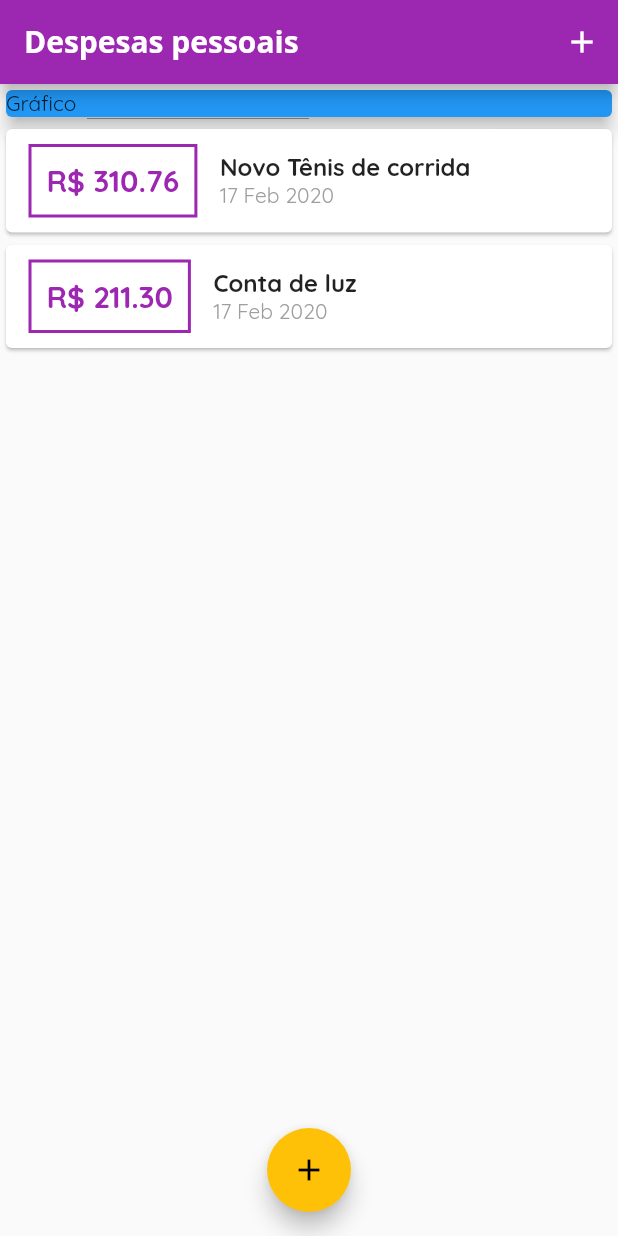
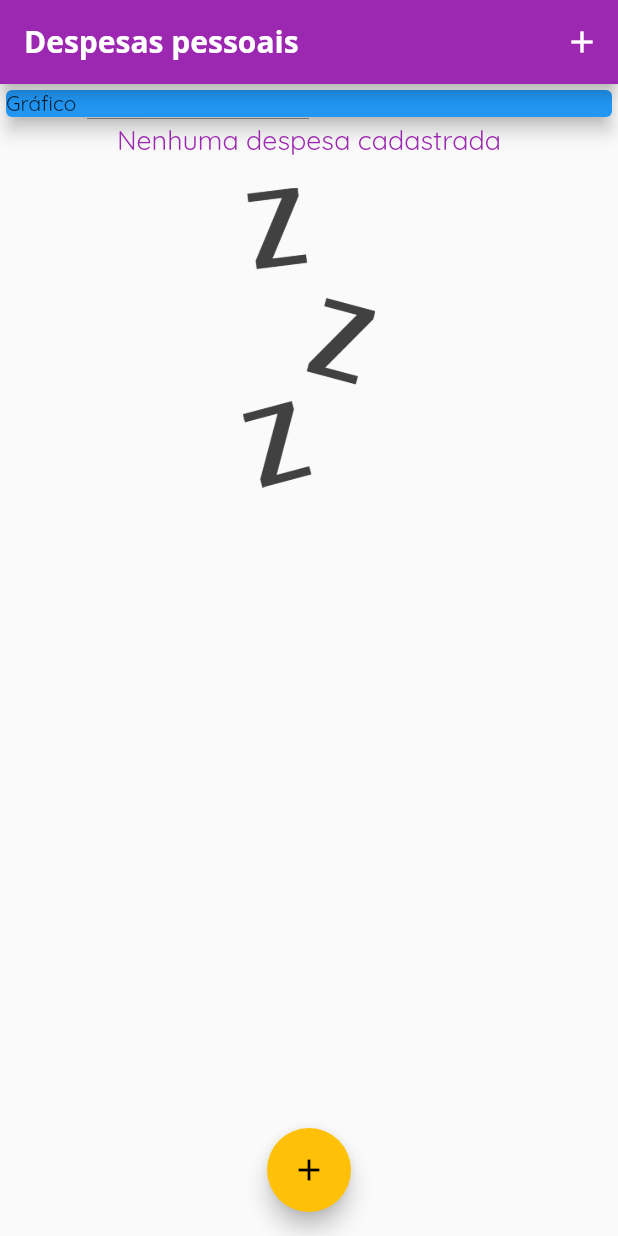
Before and after one commit to ranielison/expenses-manager-flutter, a Flutter app: the screen it shows after launch, on a phone screen of 412 x 824 dp. Run offline on Flutter 3.47's test engine with Material 2 defaults, Android fonts, the phone set to English and light mode, and no system bars.

```diff
--- a/lib/components/transaction_list.dart
+++ b/lib/components/transaction_list.dart
@@ -11,16 +11,38 @@ class TransactionList extends StatelessWidget {
   Widget build(BuildContext context) {
     return Container(
       height: 300,
-      child: ListView.builder(
+      child: transactions.isEmpty
+          ? Column(
+              children: <Widget>[
+                Text(
+                  'Nenhuma despesa cadastrada',
+                  style: TextStyle(
+                    color: Theme.of(context).primaryColor,
+                    fontSize: 18,
+                  ),
+                ),
+                SizedBox(
+                  height: 20,
+                ),
+                Container(
+                  height: 200,
+                  child: Image.asset(
+                    'assets/images/waiting.png',
+                    fit: BoxFit.cover,
+                  ),
+                )
+              ],
+            )
+          : ListView.builder(
               itemCount: transactions.length,
               itemBuilder: (context, index) {
                 final tr = transactions[index];
-
                 return Card(
                   child: Row(
                     children: <Widget>[
                       Container(
-                  margin: EdgeInsets.symmetric(horizontal: 15, vertical: 10),
+                        margin:
+                            EdgeInsets.symmetric(horizontal: 15, vertical: 10),
                         decoration: BoxDecoration(
                             border: Border.all(
                           color: Theme.of(context).primaryColor,
--- a/lib/main.dart
+++ b/lib/main.dart
@@ -34,8 +34,8 @@ class MyHomePage extends StatefulWidget {
 }
 
 class _MyHomePageState extends State<MyHomePage> {
-  final _transactions = [
-    Transaction(
+  final List<Transaction> _transactions = [
+    /*Transaction(
       id: 't1',
       title: 'Novo Tênis de corrida',
       value: 310.76,
@@ -46,7 +46,7 @@ class _MyHomePageState extends State<MyHomePage> {
       title: 'Conta de luz',
       value: 211.30,
       date: DateTime.now(),
-    ),
+    ),*/
   ];
 
   _addTransaction(String title, double value) {
--- a/pubspec.yaml
+++ b/pubspec.yaml
@@ -38,8 +38,8 @@ flutter:
   # the material Icons class.
   uses-material-design: true
   # To add assets to your application, add an assets section, like this:
-  # assets:
-  #  - images/a_dot_burr.jpeg
+  assets:
+    - assets/images/waiting.png
   #  - images/a_dot_ham.jpeg
   # An image asset can refer to one or more resolution-specific "variants", see
   # https://flutter.dev/assets-and-images/#resolution-aware.
```
Also changed, not shown: assets/images/waiting.png (added). Lines whose indentation alone changed are shown as unchanged.
